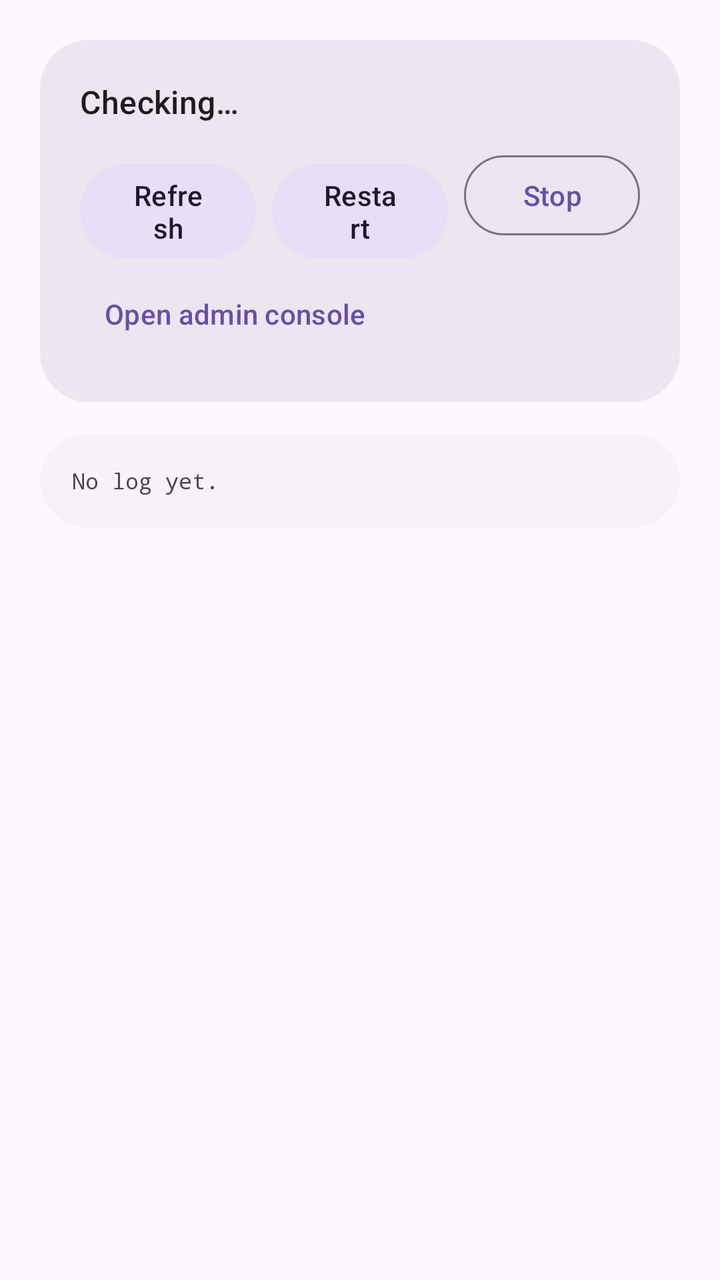
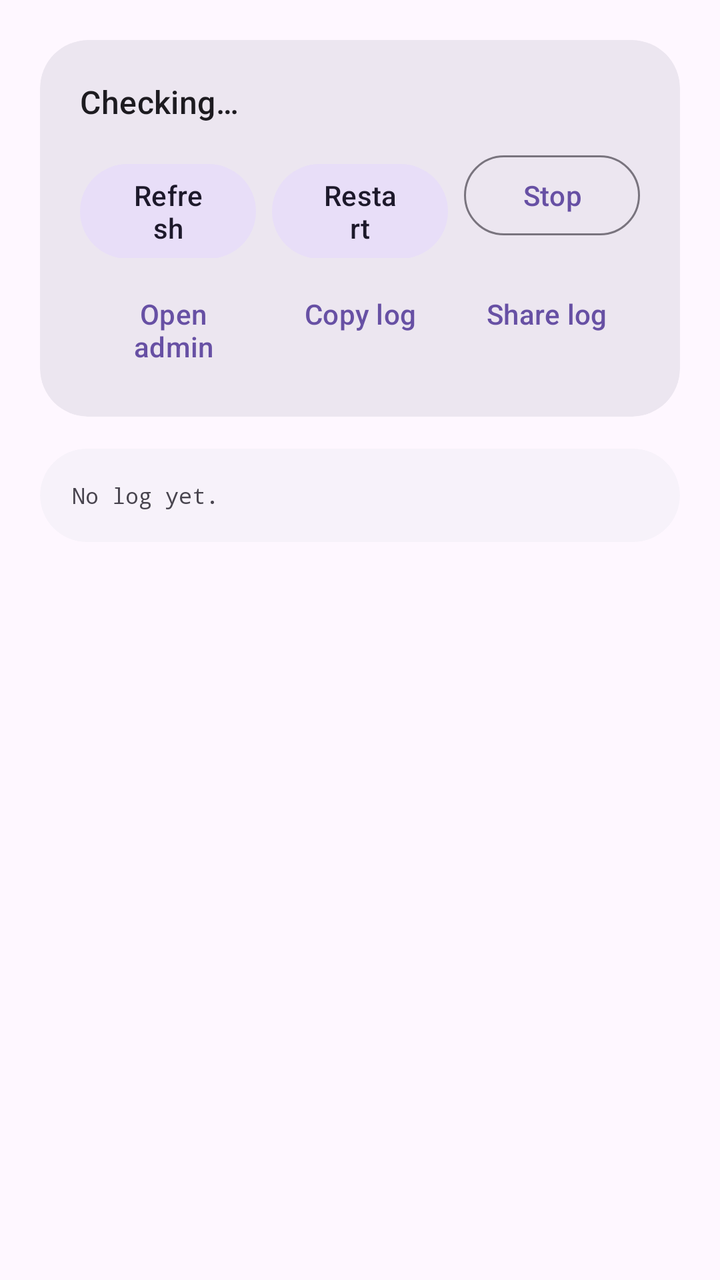

The first picture is an Android layout as it rendered before a commit; the second is the same layout after the commit. The layout source and the unified diff follow.
<!-- AndroidManifest.xml: application theme Theme.Dittobuffer -->
<!-- res/layout/fragment_server.xml -->
<?xml version="1.0" encoding="utf-8"?>
<androidx.core.widget.NestedScrollView xmlns:android="http://schemas.android.com/apk/res/android"
    xmlns:app="http://schemas.android.com/apk/res-auto"
    android:layout_width="match_parent"
    android:layout_height="match_parent"
    android:fillViewport="true"
    android:background="?attr/colorSurface">

    <LinearLayout
        android:layout_width="match_parent"
        android:layout_height="wrap_content"
        android:orientation="vertical"
        android:padding="20dp">

        <com.google.android.material.card.MaterialCardView
            android:layout_width="match_parent"
            android:layout_height="wrap_content"
            app:cardCornerRadius="24dp"
            app:cardElevation="0dp"
            app:cardBackgroundColor="?attr/colorSurfaceContainerHigh"
            app:strokeWidth="0dp">

            <LinearLayout
                android:layout_width="match_parent"
                android:layout_height="wrap_content"
                android:orientation="vertical"
                android:padding="20dp">

                <TextView
                    android:id="@+id/server_state"
                    android:layout_width="match_parent"
                    android:layout_height="wrap_content"
                    android:text="Checking…"
                    android:textAppearance="?attr/textAppearanceTitleMedium"
                    android:textColor="?attr/colorOnSurface"/>

                <LinearLayout
                    android:layout_width="match_parent"
                    android:layout_height="wrap_content"
                    android:layout_marginTop="12dp"
                    android:orientation="horizontal">

                    <com.google.android.material.button.MaterialButton
                        android:id="@+id/btn_server_refresh"
                        style="@style/Widget.Material3.Button.TonalButton"
                        android:layout_width="0dp"
                        android:layout_height="wrap_content"
                        android:layout_weight="1"
                        android:text="Refresh"/>

                    <com.google.android.material.button.MaterialButton
                        android:id="@+id/btn_server_restart"
                        style="@style/Widget.Material3.Button.TonalButton"
                        android:layout_width="0dp"
                        android:layout_height="wrap_content"
                        android:layout_weight="1"
                        android:layout_marginStart="8dp"
                        android:text="Restart"/>

                    <com.google.android.material.button.MaterialButton
                        android:id="@+id/btn_server_stop"
                        style="@style/Widget.Material3.Button.OutlinedButton"
                        android:layout_width="0dp"
                        android:layout_height="wrap_content"
                        android:layout_weight="1"
                        android:layout_marginStart="8dp"
                        android:text="Stop"/>
                </LinearLayout>

                <com.google.android.material.button.MaterialButton
                    android:id="@+id/btn_server_open_admin"
                    style="@style/Widget.Material3.Button.TextButton"
                    android:layout_width="wrap_content"
                    android:layout_height="wrap_content"
                    android:layout_marginTop="4dp"
                    android:text="Open admin console"/>
            </LinearLayout>
        </com.google.android.material.card.MaterialCardView>

        <com.google.android.material.card.MaterialCardView
            android:layout_width="match_parent"
            android:layout_height="wrap_content"
            android:layout_marginTop="16dp"
            app:cardCornerRadius="24dp"
            app:cardElevation="0dp"
            app:cardBackgroundColor="?attr/colorSurfaceContainerLow"
            app:strokeWidth="0dp">

            <TextView
                android:id="@+id/server_log"
                android:layout_width="match_parent"
                android:layout_height="wrap_content"
                android:padding="16dp"
                android:fontFamily="monospace"
                android:textSize="11sp"
                android:text="No log yet."
                android:textColor="?attr/colorOnSurfaceVariant"/>
        </com.google.android.material.card.MaterialCardView>
    </LinearLayout>
</androidx.core.widget.NestedScrollView>
<!-- resources referenced by this layout -->
<resources>
  <style name="Theme.Dittobuffer" parent="Theme.Material3.Light.NoActionBar">
          <item name="android:statusBarColor">@android:color/transparent</item>
          <item name="android:navigationBarColor">@android:color/transparent</item>
          <item name="android:windowLightStatusBar">true</item>
          <item name="android:windowLightNavigationBar">true</item>
          <item name="android:windowActionModeOverlay">true</item>
      </style>
</resources>

<!-- the commit's change to res/layout/fragment_server.xml (unified diff, before → after) -->
@@ -67,13 +67,36 @@
                         android:text="Stop"/>
                 </LinearLayout>
 
-                <com.google.android.material.button.MaterialButton
-                    android:id="@+id/btn_server_open_admin"
-                    style="@style/Widget.Material3.Button.TextButton"
-                    android:layout_width="wrap_content"
+                <LinearLayout
+                    android:layout_width="match_parent"
                     android:layout_height="wrap_content"
                     android:layout_marginTop="4dp"
-                    android:text="Open admin console"/>
+                    android:orientation="horizontal">
+
+                    <com.google.android.material.button.MaterialButton
+                        android:id="@+id/btn_server_open_admin"
+                        style="@style/Widget.Material3.Button.TextButton"
+                        android:layout_width="0dp"
+                        android:layout_height="wrap_content"
+                        android:layout_weight="1"
+                        android:text="Open admin"/>
+
+                    <com.google.android.material.button.MaterialButton
+                        android:id="@+id/btn_server_copy"
+                        style="@style/Widget.Material3.Button.TextButton"
+                        android:layout_width="0dp"
+                        android:layout_height="wrap_content"
+                        android:layout_weight="1"
+                        android:text="Copy log"/>
+
+                    <com.google.android.material.button.MaterialButton
+                        android:id="@+id/btn_server_share"
+                        style="@style/Widget.Material3.Button.TextButton"
+                        android:layout_width="0dp"
+                        android:layout_height="wrap_content"
+                        android:layout_weight="1"
+                        android:text="Share log"/>
+                </LinearLayout>
             </LinearLayout>
         </com.google.android.material.card.MaterialCardView>
 
<!-- resource entries referenced after the edit -->
@@ -1,6 +1,6 @@
 <!-- resources referenced by this layout -->
 <resources>
-  <style name="Theme.Dittobuffer" parent="Theme.Material3.Light.NoActionBar">
+  <style name="Theme.Dittobuffer" parent="Theme.Material3.DayNight.NoActionBar">
           <item name="android:statusBarColor">@android:color/transparent</item>
           <item name="android:navigationBarColor">@android:color/transparent</item>
           <item name="android:windowLightStatusBar">true</item>
